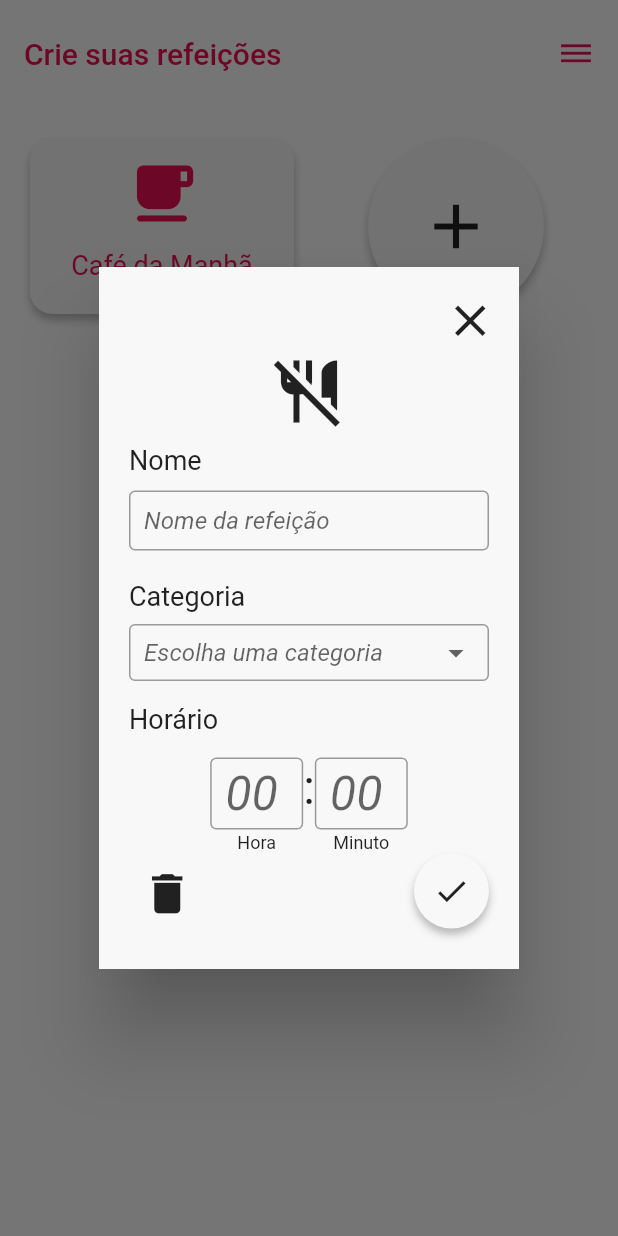
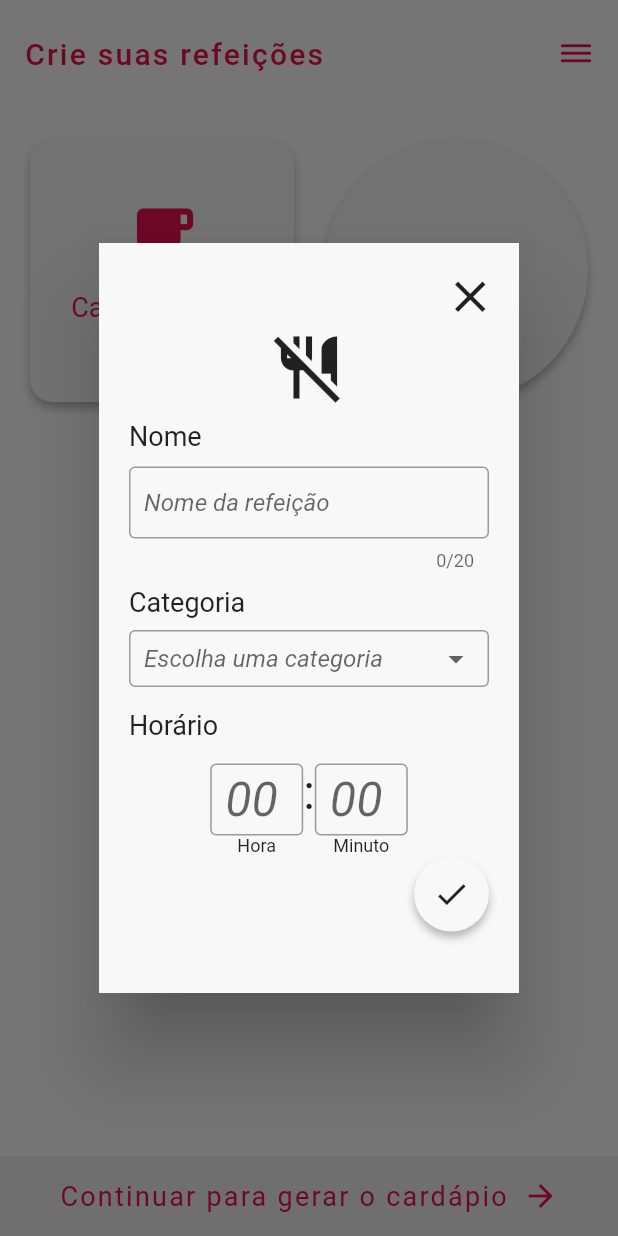
Before and after one commit to marcoscunharosa/EconomizeiApp, a Flutter app: the screen it shows after launch, after a tap on the "add" icon, on a phone screen of 412 x 824 dp. Run offline on Flutter 3.47's test engine with Material 2 defaults, Android fonts, the phone set to English and light mode, and no system bars.

Commit message:
Refactoring creating meals

```diff
--- a/lib/models/meal.dart
+++ b/lib/models/meal.dart
@@ -3,7 +3,7 @@
 import './meal_type.dart';
 class Meal {
   MealType type;
-  String timetable;
+  DateTime timetable;
   String name;
 
   Meal({
--- a/lib/screens/create_your_meals/create_your_meals.dart
+++ b/lib/screens/create_your_meals/create_your_meals.dart
@@ -1,6 +1,5 @@
 import 'package:flutter/material.dart';
 import 'meals_grid.dart';
-
 
 class CreateYourMeals extends StatefulWidget {
   const CreateYourMeals({Key? key}) : super(key: key);
@@ -10,13 +9,12 @@ class CreateYourMeals extends StatefulWidget {
 }
 
 class _CreateYourMealsState extends State<CreateYourMeals> {
-
   @override
   Widget build(BuildContext context) {
     return Scaffold(
       appBar: AppBar(
         backgroundColor: Colors.white,
-        elevation : 0,
+        elevation: 0,
         toolbarHeight: 72,
         title: Row(
           mainAxisAlignment: MainAxisAlignment.spaceBetween,
@@ -24,15 +22,36 @@ class _CreateYourMealsState extends State<CreateYourMeals> {
             Text(
               "Crie suas refeições",
               style: TextStyle(
-                color: Color(0xFFEE0F55)
+                color: Color(0xFFEE0F55),
+                letterSpacing: 1.5,
               ),
             ),
-            Icon(Icons.dehaze,
-            color: Color(0xFFEE0F55)),
+            Icon(Icons.dehaze, color: Color(0xFFEE0F55)),
           ],
         ),
       ),
       body: const MealsGrid(),
+      bottomNavigationBar: Container(
+        height: 53,
+        color: const Color(0xFFF1F1F1),
+        child: Row(
+          mainAxisAlignment: MainAxisAlignment.center,
+          children: [
+            const Text(
+              "Continuar para gerar o cardápio",
+              style: TextStyle(
+                  fontSize: 18, color: Color(0xFFEE0F55), letterSpacing: 1.5),
+            ),
+            Container(
+              margin: const EdgeInsets.only(left: 10),
+              child: const Icon(
+                Icons.arrow_forward,
+                color: Color(0xFFEE0F55),
+              ),
+            ),
+          ],
+        ),
+      ),
     );
   }
 }
--- a/lib/screens/create_your_meals/meals_grid.dart
+++ b/lib/screens/create_your_meals/meals_grid.dart
@@ -17,25 +17,35 @@ class _MealsGridState extends State<MealsGrid> {
 
 
   List<Meal> meals = [
-    Meal(name: "Café da Manhã", type: MealType.breakfast, timetable: "08:00"),
-    Meal(name: "Adicionar", type: MealType.addButton, timetable: "none")
+    Meal(name: "Café da Manhã", type: MealType.breakfast, timetable: DateTime.parse("2019-11-20 08:00:00")),
+    Meal(name: "Adicionar", type: MealType.addButton, timetable: DateTime.parse("2019-11-21 00:00:00"))
   ];
 
+  void deleteMeal(meal){
+    setState(() {
+      meals.remove(meal);
+    });
+  }
   void addNewMeal(meal){
     var index = meals.length - 1;
 
     setState(() {
-      meals.insert(index, meal);
+      if(!meals.contains(meal)){
+        meals.insert(index, meal);
+        meals.sort((a, b) {
+          return a.timetable.compareTo(b.timetable);
+        });
+      }
     });
   }
-  void showNewMealDialog() async {
+  void showNewMealDialog(bool isEditting, Meal? meal) async {
     return showDialog(
         context: context,
 
         builder: (BuildContext context) {
           return AlertDialog(
             contentPadding: const EdgeInsets.all(0),
-            content: NewMealDialog(isEditting: false, addNewMeal: addNewMeal),
+            content: NewMealDialog(isEditting: isEditting, addNewMeal: addNewMeal, meal: meal, removeMeal: deleteMeal)
           );
         });
   }
@@ -46,7 +56,7 @@ class _MealsGridState extends State<MealsGrid> {
       child: GridView.builder(
           gridDelegate: const SliverGridDelegateWithFixedCrossAxisCount(
               crossAxisCount: 2,
-              childAspectRatio: 3 / 2,
+              childAspectRatio: 1,
               crossAxisSpacing: 20,
               mainAxisSpacing: 20),
           padding: const EdgeInsets.all(20),
@@ -55,7 +65,10 @@ class _MealsGridState extends State<MealsGrid> {
             return GestureDetector(
                 onTap: () {
                   if (meals[index].type == MealType.addButton) {
-                    showNewMealDialog();
+                    showNewMealDialog(false, null);
+                  }
+                  else{
+                    showNewMealDialog(true, meals[index]);
                   }
                 },
                 child: MealItem(meal: meals[index]));
--- a/lib/screens/create_your_meals/new_meal_dialog.dart
+++ b/lib/screens/create_your_meals/new_meal_dialog.dart
@@ -1,12 +1,15 @@
 import 'package:flutter/material.dart';
+import 'package:flutter/services.dart';
 import '../../models/meal_type.dart';
 import '../../models/meal.dart';
 
 class NewMealDialog extends StatefulWidget {
   final bool isEditting;
   final Function addNewMeal;
+  final Function removeMeal;
+  final Meal? meal;
   const NewMealDialog(
-      {Key? key, required this.addNewMeal, required this.isEditting})
+      {Key? key, required this.addNewMeal, required this.isEditting, this.meal, required this.removeMeal})
       : super(key: key);
 
   @override
@@ -19,11 +22,41 @@ class _NewMealDialogState extends State<NewMealDialog> {
   final TextEditingController _minutesEditingController =
       TextEditingController();
   MealType? _mealTypeChosen;
+  var _validateHour = false;
+  var _validateMinute = false;
+  var _validateName = false;
+
+  void updateMeal() {
+    if (!_validateInputs()) {
+      return;
+    }
+    var hourString = "2019-11-20 " +
+        _hoursEditingController.text +
+        ":" +
+        _minutesEditingController.text +
+        ":00";
+    var hour = DateTime.parse(hourString);
+    widget.meal!.name = _nameEditingController.text;
+    widget.meal!.timetable = hour;
+    if (_mealTypeChosen != null) {
+      widget.meal!.type = _mealTypeChosen!;
+    }
+    Navigator.pop(context);
+    widget.addNewMeal(widget.meal);
+  }
 
   void createNewMeal() {
+    if (!_validateInputs()) {
+      return;
+    }
     if (_mealTypeChosen != null) {
-      var hour =
-          _hoursEditingController.text + ":" + _minutesEditingController.text;
+      var hourString = "2019-11-20 " +
+          _hoursEditingController.text +
+          ":" +
+          _minutesEditingController.text +
+          ":00";
+      var hour = DateTime.parse(hourString);
+
       var meal = Meal(
           name: _nameEditingController.text,
           timetable: hour,
@@ -33,11 +66,38 @@ class _NewMealDialogState extends State<NewMealDialog> {
     }
   }
 
+  bool _validateInputs() {
+    var inputsCorrects = true;
+    if (_nameEditingController.text.isEmpty) {
+      inputsCorrects = false;
+      setState(() {
+        _validateName = true;
+      });
+    }
+    if (_hoursEditingController.text.isEmpty ||
+        int.parse(_hoursEditingController.text) > 23 ||
+        int.parse(_hoursEditingController.text) < 0) {
+      inputsCorrects = false;
+      setState(() {
+        _validateHour = true;
+      });
+    }
+    if (_minutesEditingController.text.isEmpty ||
+        int.parse(_minutesEditingController.text) > 60 ||
+        int.parse(_minutesEditingController.text) < 0) {
+      inputsCorrects = false;
+      setState(() {
+        _validateMinute = true;
+      });
+    }
+    return inputsCorrects;
+  }
+
   @override
   Widget build(BuildContext context) {
     return Container(
       color: const Color(0xFFF8F8F8),
-      height: 468,
+      height: 500,
       padding: const EdgeInsets.all(10),
       child: Column(
         crossAxisAlignment: CrossAxisAlignment.start,
@@ -55,7 +115,13 @@ class _NewMealDialogState extends State<NewMealDialog> {
           Container(
             alignment: Alignment.center,
             child: _mealTypeChosen == null
-                ? const Icon(Icons.no_meals_ouline, size: 50)
+                ? widget.isEditting
+                    ? Icon(
+                        widget.meal!.type.icon,
+                        size: 50,
+                        color: widget.meal!.type.color['primary'],
+                      )
+                    : const Icon(Icons.no_meals_ouline, size: 50)
                 : Icon(_mealTypeChosen!.icon,
                     size: 50, color: _mealTypeChosen!.color['primary']),
             margin: const EdgeInsets.only(bottom: 10),
@@ -70,8 +136,8 @@ class _NewMealDialogState extends State<NewMealDialog> {
           Container(
             alignment: Alignment.center,
             padding: const EdgeInsets.all(10),
-            height: 60,
-            child: TextField(
+            //height: 60,
+            child: TextFormField(
               decoration: InputDecoration(
                   contentPadding:
                       const EdgeInsets.symmetric(vertical: 4, horizontal: 10),
@@ -87,12 +153,13 @@ class _NewMealDialogState extends State<NewMealDialog> {
                   ),
                   hintText: 'Nome da refeição',
                   hintStyle: TextStyle(fontStyle: FontStyle.italic),
-              ),
+                  errorText: _validateName ? "Coloque um nome válido!" : null),
               controller: _nameEditingController,
+              maxLength: 20,
             ),
           ),
           Container(
-            margin: const EdgeInsets.only(left: 10, top: 10),
+            margin: const EdgeInsets.only(left: 10),
             child: const Text(
               "Categoria",
               style: TextStyle(fontSize: 18),
@@ -119,7 +186,8 @@ class _NewMealDialogState extends State<NewMealDialog> {
               child: DropdownButtonHideUnderline(
                 child: DropdownButton(
                   isExpanded: true,
-                  value: _mealTypeChosen,
+                  value:
+                      widget.isEditting ? widget.meal!.type : _mealTypeChosen,
                   onChanged: (MealType? newType) {
                     setState(() {
                       _mealTypeChosen = newType!;
@@ -161,12 +229,14 @@ class _NewMealDialogState extends State<NewMealDialog> {
                   children: [
                     Container(
                       width: 62,
-                      height: 50,
-                      child: TextField(
+                      //height: 50,
+                      child: TextFormField(
                         style: const TextStyle(
                           fontSize: 32,
                         ),
+                        inputFormatters: [LengthLimitingTextInputFormatter(2)],
                         keyboardType: TextInputType.number,
+                        textInputAction: TextInputAction.next,
                         cursorColor: _mealTypeChosen != null
                             ? _mealTypeChosen!.color['primary']
                             : Colors.black,
@@ -185,7 +255,7 @@ class _NewMealDialogState extends State<NewMealDialog> {
                             ),
                             hintStyle: TextStyle(fontStyle: FontStyle.italic),
                             hintText: '00',
-                        ),
+                            errorText: _validateHour ? "Inválido!" : null),
                         controller: _hoursEditingController,
                       ),
                     ),
@@ -208,11 +278,12 @@ class _NewMealDialogState extends State<NewMealDialog> {
                   children: [
                     Container(
                       width: 62,
-                      height: 50,
-                      child: TextField(
+                      //height: 50,
+                      child: TextFormField(
                         style: const TextStyle(
                           fontSize: 32,
                         ),
+                        inputFormatters: [LengthLimitingTextInputFormatter(2)],
                         keyboardType: TextInputType.number,
                         cursorColor: _mealTypeChosen != null
                             ? _mealTypeChosen!.color['primary']
@@ -232,7 +303,7 @@ class _NewMealDialogState extends State<NewMealDialog> {
                             ),
                             hintStyle: TextStyle(fontStyle: FontStyle.italic),
                             hintText: '00',
-                        ),
+                            errorText: _validateMinute ? "Inválido!" : null),
                         controller: _minutesEditingController,
                       ),
                     ),
@@ -248,17 +319,22 @@ class _NewMealDialogState extends State<NewMealDialog> {
           Container(
             padding: const EdgeInsets.symmetric(horizontal: 10),
             child: Row(
-              mainAxisAlignment: MainAxisAlignment.spaceBetween,
+              mainAxisAlignment: widget.isEditting
+                  ? MainAxisAlignment.spaceBetween
+                  : MainAxisAlignment.end,
               children: [
-                IconButton(
-                  onPressed: () {},
+                widget.isEditting
+                    ? IconButton(
+                        onPressed: () {widget.removeMeal(widget.meal);
+                        Navigator.pop(context);},
                         icon: const Icon(
                           Icons.delete,
                           size: 35,
                         ),
-                ),
+                      )
+                    : Container(),
                 GestureDetector(
-                  onTap: createNewMeal,
+                  onTap: widget.isEditting ? updateMeal : createNewMeal,
                   child: Container(
                     width: 50,
                     height: 50,
--- a/lib/widgets/meal_item.dart
+++ b/lib/widgets/meal_item.dart
@@ -1,6 +1,7 @@
 import 'package:flutter/material.dart';
 import '../models/meal.dart';
 import '../models/meal_type.dart';
+import 'package:intl/intl.dart';
 
 class MealItem extends StatelessWidget {
   final Meal meal;
@@ -37,6 +38,7 @@ class MealItem extends StatelessWidget {
       child: meal.type != MealType.addButton
           ? Column(
               crossAxisAlignment: CrossAxisAlignment.center,
+              mainAxisAlignment: MainAxisAlignment.center,
               children: [
                 Container(
                   margin: const EdgeInsets.symmetric(vertical: 12),
@@ -54,7 +56,7 @@ class MealItem extends StatelessWidget {
                 Container(
                   margin: const EdgeInsets.only(top: 5),
                   child: Text(
-                    meal.timetable,
+                    DateFormat('HH:mm').format(meal.timetable),
                     style: TextStyle(
                       color: meal.type.color['secondary'],
                       fontSize: 16,
--- a/pubspec.yaml
+++ b/pubspec.yaml
@@ -34,6 +34,7 @@ dependencies:
   # The following adds the Cupertino Icons font to your application.
   # Use with the CupertinoIcons class for iOS style icons.
   cupertino_icons: ^1.0.2
+  intl: ^0.17.0
 
 dev_dependencies:
   flutter_test:
```
Also changed, not shown: pubspec.lock. Lines whose indentation alone changed are shown as unchanged.
